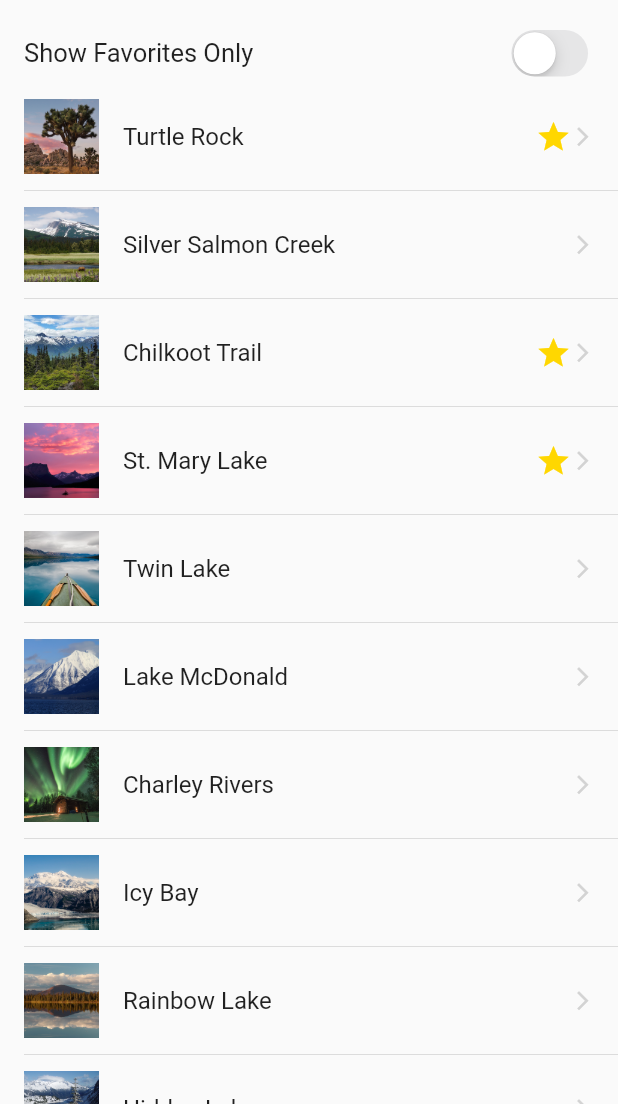
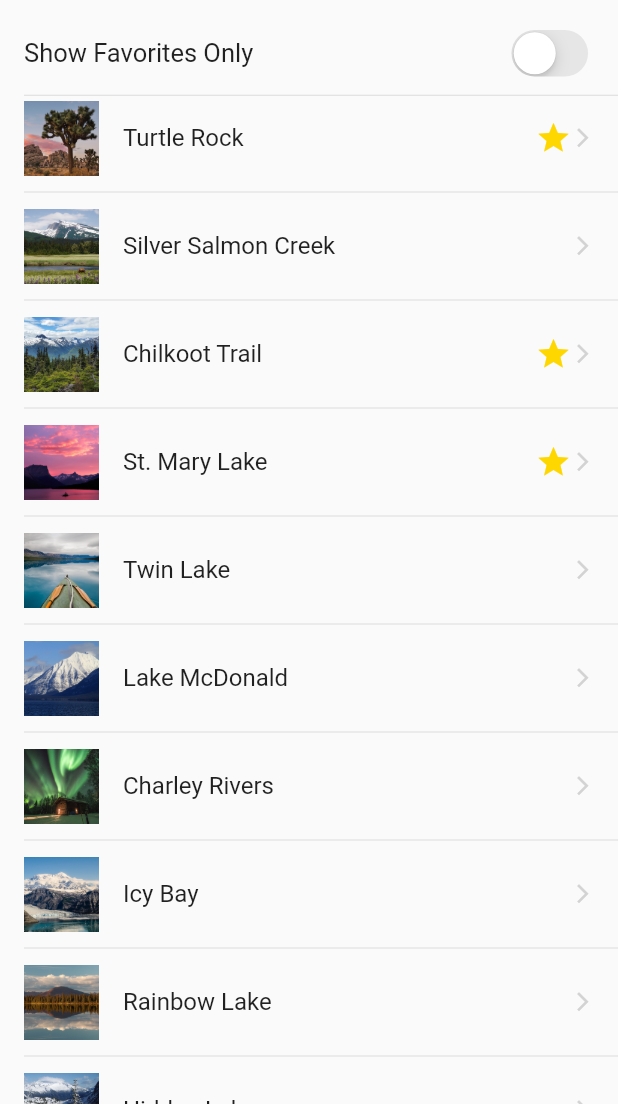
Before and after one commit to VGVentures/flutter_landmarks, a Flutter app: the screen it shows after launch, on a phone screen of 412 x 824 dp, the part 132-1236 px from its top. Run offline on Flutter 3.47's test engine with Material 2 defaults, Android fonts, the phone set to English and light mode, and no system bars; our stand-ins replace google_maps_flutter.

Commit message:
Added back divider under switch row

```diff
--- a/lib/main.dart
+++ b/lib/main.dart
@@ -76,6 +76,12 @@ class _MyHomePageState extends State<MyHomePage> {
                   ),
                 ),
               ),
+              SliverToBoxAdapter(
+                child: const Divider(
+                  height: 1,
+                  indent: Constants.defaultHorizontalPadding,
+                ),
+              ),
               SliverList(
                 delegate: SliverChildBuilderDelegate(
                   (context, index) {
```
